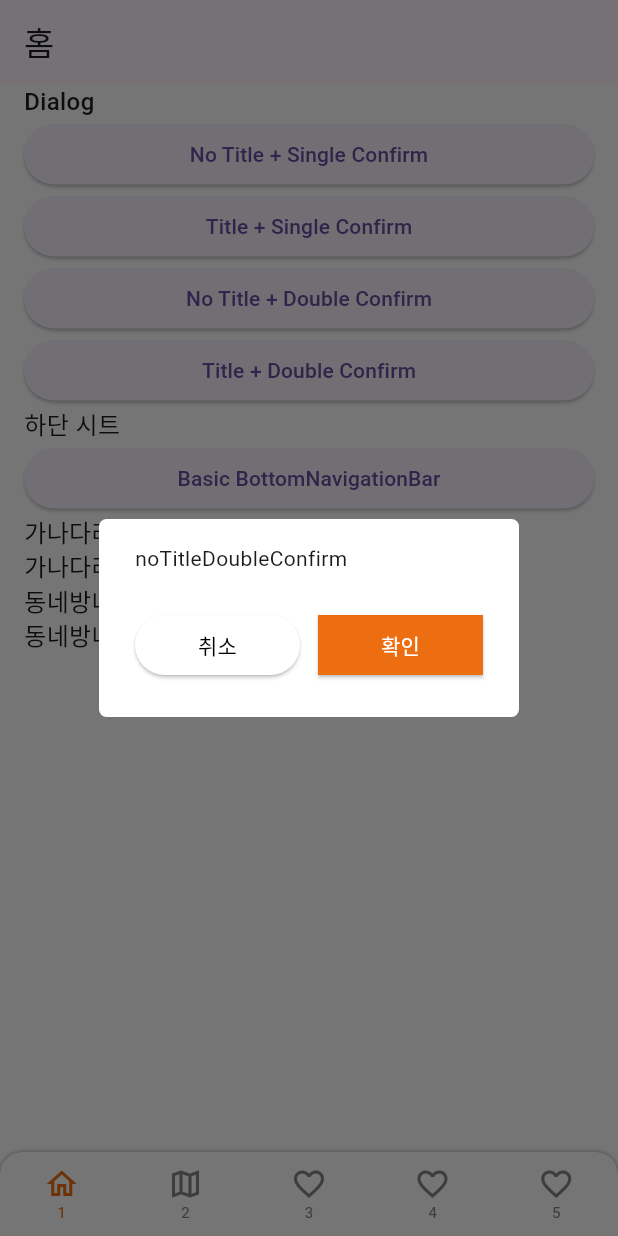
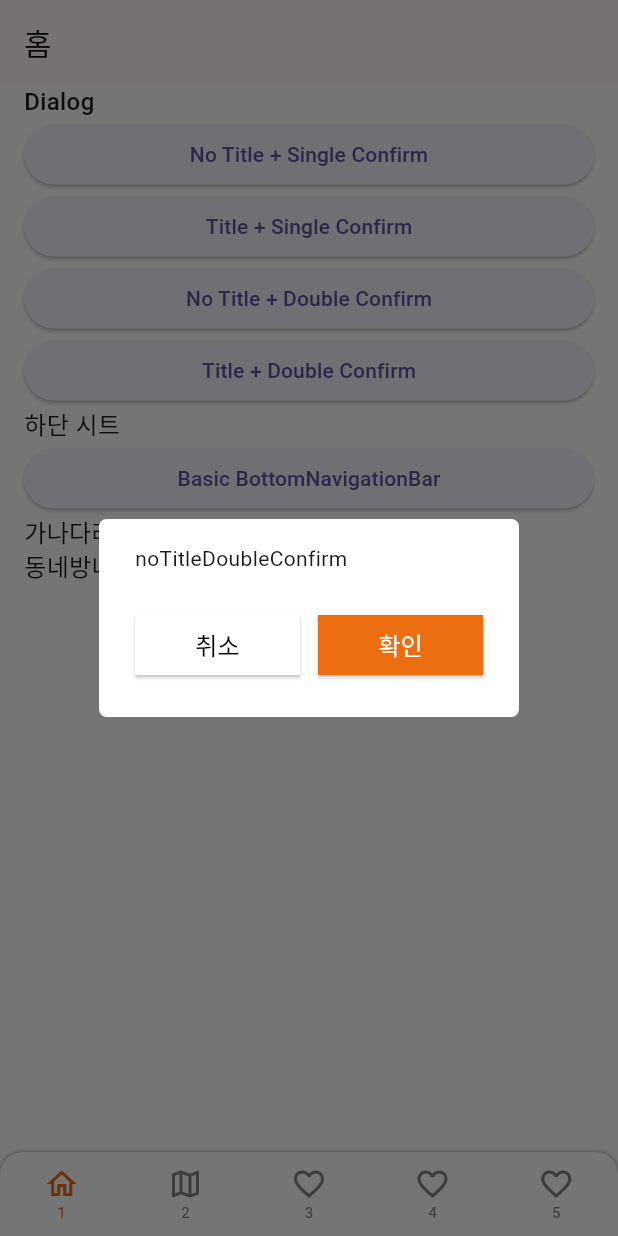
Before and after one commit to developerWoo-kim/app_template, a Flutter app: the screen it shows after launch, after a tap on "No Title + Double Confirm", on a phone screen of 412 x 824 dp. Run offline on Flutter 3.47's test engine with Material 3 defaults, Android fonts, the phone set to English and light mode, and no system bars; our stand-ins replace flutter_riverpod; Roboto replaces fonts that are missing (SpoqaHanSansNeo, SqoqaHanSans).

Commit message:
* 컴포넌트  - 텍스트 컴포넌트 추가   1) IOS, Android 별 폰트 사이즈 분기 로직 추가  - 바텀 네비게이션 추가

```diff
--- a/lib/common/component/button/basic_elevated_button.dart
+++ b/lib/common/component/button/basic_elevated_button.dart
@@ -1,12 +1,15 @@
 import 'package:app_template/common/component/button/enum/round_degree.dart';
+import 'package:app_template/common/component/text/body_text.dart';
 import 'package:app_template/common/const/colors.dart';
 import 'package:flutter/material.dart';
 
 class BasicElevatedButton extends StatelessWidget {
   final String title;
+  final RoundDegree? roundDegree;
   final VoidCallback callback;
   const BasicElevatedButton({
     required this.title,
+    this.roundDegree,
     required this.callback,
     super.key
   });
@@ -15,18 +18,17 @@ class BasicElevatedButton extends StatelessWidget {
   Widget build(BuildContext context) {
     return ElevatedButton(
         style: ElevatedButton.styleFrom(
-          backgroundColor: Colors.white,
-          foregroundColor: BODY_TEXT_COLOR4,
+          backgroundColor: PRIMARY_COLOR_04,
           shape: RoundedRectangleBorder(
-            borderRadius: BorderRadius.circular(RoundDegree.HIGH.value),
+            borderRadius: BorderRadius.circular(roundDegree != null ? roundDegree!.value : RoundDegree.NONE.value),
           ),
         ),
         onPressed: callback,
-        child: Text(
-          title,
-          style: TextStyle(
-              color: Colors.black
-          ),
+        child: BodyText(
+          title: title,
+          textSize: BodyTextSize.MEDIUM,
+          color: BODY_TEXT_COLOR_02,
+          fontWeight: FontWeight.w500,
         )
     );
   }
--- a/lib/common/component/button/primary_elevated_button.dart
+++ b/lib/common/component/button/primary_elevated_button.dart
@@ -1,4 +1,5 @@
 import 'package:app_template/common/component/button/enum/round_degree.dart';
+import 'package:app_template/common/component/text/body_text.dart';
 import 'package:app_template/common/const/colors.dart';
 import 'package:flutter/material.dart';
 
@@ -18,17 +19,17 @@ class PrimaryElevatedButton extends StatelessWidget {
   Widget build(BuildContext context) {
     return ElevatedButton(
         style: ElevatedButton.styleFrom(
-            backgroundColor: PRIMARY_COLOR,
+            backgroundColor: PRIMARY_COLOR_01,
             shape: RoundedRectangleBorder(
               borderRadius: BorderRadius.circular(roundDegree != null ? roundDegree!.value : RoundDegree.NONE.value),
             )
         ),
         onPressed: callback,
-        child: Text(
-          title,
-          style: TextStyle(
-              color: Colors.white
-          ),
+        child: BodyText(
+          title: title,
+          textSize: BodyTextSize.MEDIUM,
+          color: BODY_TEXT_COLOR_03,
+          fontWeight: FontWeight.w500,
         )
     );
   }
--- /dev/null
+++ b/lib/common/component/modal/modal_bottom_sheet.dart
@@ -0,0 +1,15 @@
+import 'package:flutter/material.dart';
+
+class ModalBottomSheet extends StatefulWidget {
+  const ModalBottomSheet({super.key});
+
+  @override
+  State<ModalBottomSheet> createState() => _ModalBottomSheetState();
+}
+
+class _ModalBottomSheetState extends State<ModalBottomSheet> {
+  @override
+  Widget build(BuildContext context) {
+    return const Placeholder();
+  }
+}
--- /dev/null
+++ b/lib/common/component/text/body_text.dart
@@ -0,0 +1,40 @@
+import 'dart:io';
+
+import 'package:app_template/common/const/colors.dart';
+import 'package:flutter/material.dart';
+
+enum BodyTextSize {
+  REGULAR(14),
+  MEDIUM(16),
+  BOLD(18);
+
+  const BodyTextSize(this.value);
+  final double value;
+}
+
+/// 본문 텍스트
+class BodyText extends StatelessWidget {
+  final String title;
+  final BodyTextSize textSize;
+  Color? color;
+  FontWeight? fontWeight;
+
+  BodyText({
+    required this.title,
+    required this.textSize,
+    this.color,
+    this.fontWeight,
+    super.key
+  });
+
+  @override
+  Widget build(BuildContext context) {
+    return Text(title,
+      style: TextStyle(
+        fontSize: Platform.isIOS ? textSize.value + 1 : textSize.value,
+        color: color ?? BODY_TEXT_COLOR_02,
+        fontWeight: fontWeight ?? FontWeight.w400,
+      ),
+    );
+  }
+}
--- /dev/null
+++ b/lib/common/component/text/title_text.dart
@@ -0,0 +1,27 @@
+import 'package:app_template/common/const/colors.dart';
+import 'package:flutter/material.dart';
+
+/// 타이틀 텍스트
+class TitleText extends StatelessWidget {
+  final String title;
+  Color? color;
+  FontWeight? fontWeight;
+
+  TitleText({
+    required this.title,
+    this.color,
+    this.fontWeight,
+    super.key
+  });
+
+  @override
+  Widget build(BuildContext context) {
+    return Text(title,
+      style: TextStyle(
+        fontSize: 20,
+        color: color ?? BODY_TEXT_COLOR_02,
+        fontWeight: fontWeight ?? FontWeight.w400,
+      ),
+    );
+  }
+}
--- a/lib/common/const/colors.dart
+++ b/lib/common/const/colors.dart
@@ -1,20 +1,18 @@
 import 'dart:ui';
 
-const PRIMARY_COLOR = Color(0xFFED6D11);
-const PRIMARY_COLOR2 = Color(0xFFE18337);
+const PRIMARY_COLOR_01 = Color(0xFFED6D11);
+const PRIMARY_COLOR_02 = Color(0xFFE18337);
+const PRIMARY_COLOR_03 = Color(0xFF1F1F1F);
+const PRIMARY_COLOR_04 = Color(0xFFFFFFFF);
 
 // 글자 색상
-const BODY_TEXT_COLOR = Color(0xFF868686);
-const BODY_TEXT_COLOR2 = Color(0xFF646F73);
-const BODY_TEXT_COLOR3 = Color(0xFF232323);
-const BODY_TEXT_COLOR4 = Color(0xFF070709);
+const BODY_TEXT_COLOR_01 = Color(0xFF868686);
+const BODY_TEXT_COLOR_02 = Color(0xFF070709);
+const BODY_TEXT_COLOR_03 = Color(0xFFFFFFFF);
 
-
+const BODY_TEXT_COLOR_GREEN_01 = Color(0xFFC4FF19);
 
 const BODY_TEXT_COLOR5 = Color(0xFFF2F2F2);
-
-
-const BODY_TEXT_COLOR_GREEN_01 = Color(0xFFC4FF19);
 
 const WHITE_01 = Color(0xFFFFFFFF);
 
--- a/lib/common/utils/app_bar_util.dart
+++ b/lib/common/utils/app_bar_util.dart
@@ -1,6 +1,8 @@
 import 'package:app_template/common/const/colors.dart';
 import 'package:flutter/cupertino.dart';
 import 'package:flutter/material.dart';
+
+import '../component/text/title_text.dart';
 
 enum AppBarType {
   TEXT_TITLE,
@@ -21,7 +23,7 @@ class AppBarUtil {
     switch (type) {
       case AppBarType.TEXT_TITLE:
         return AppBar(
-          title: Text(title!),
+          title: TitleText(title: title!),
         );
       case AppBarType.MAP_TAB_BAR:
         return AppBar(
--- a/lib/common/utils/dialog_util.dart
+++ b/lib/common/utils/dialog_util.dart
@@ -25,7 +25,7 @@ class DialogUtil {
               style: TextStyle(
                   fontWeight: FontWeight.w500,
                   fontSize: 17,
-                  color: BODY_TEXT_COLOR4
+                  color: BODY_TEXT_COLOR_02
               ),
             ),
           )
--- a/lib/common/view/root_tab.dart
+++ b/lib/common/view/root_tab.dart
@@ -120,8 +120,8 @@ class _RootTabState extends State<RootTab> with TickerProviderStateMixin {
           ),
           child: BottomNavigationBar(
             backgroundColor: Colors.white,
-            selectedItemColor: PRIMARY_COLOR,
-            unselectedItemColor: BODY_TEXT_COLOR,
+            selectedItemColor: PRIMARY_COLOR_01,
+            unselectedItemColor: BODY_TEXT_COLOR_01,
             selectedFontSize: 10,
             unselectedFontSize: 10,
             type: BottomNavigationBarType.fixed, // 디폴트 : shifting -> 탭 메뉴를 클릭할 때 마다 선택된 메뉴가 확대됨
--- a/lib/main.dart
+++ b/lib/main.dart
@@ -7,7 +7,7 @@ void main() {
       ProviderScope(
         child: MaterialApp(
           theme: ThemeData(
-            fontFamily: 'SqoqaHanSans'
+            fontFamily: 'SpoqaHanSansNeo'
           ),
           home: const RootTab(),
           debugShowCheckedModeBanner: false,
--- a/lib/template/bottom_navigation_bar/bottom_navigation_bar_screen.dart
+++ b/lib/template/bottom_navigation_bar/bottom_navigation_bar_screen.dart
@@ -1,6 +1,7 @@
 import 'package:app_template/common/component/bottom_navigation/basic_bottom_navigation_bar.dart';
 import 'package:app_template/common/component/button/enum/round_degree.dart';
 import 'package:app_template/common/component/button/primary_elevated_button.dart';
+import 'package:app_template/common/component/text/body_text.dart';
 import 'package:app_template/common/const/colors.dart';
 import 'package:app_template/common/layout/default_layout.dart';
 import 'package:app_template/common/utils/app_bar_util.dart';
@@ -18,12 +19,12 @@ class BottomNavigationBarScreen extends StatelessWidget {
         content: Column(
           children: [
             Padding(
-              padding: EdgeInsets.symmetric(horizontal: 16.0),
+              padding: EdgeInsets.only(left: 16.0, right: 16.0, bottom: 16.0),
               child: Row(
                 mainAxisAlignment: MainAxisAlignment.spaceBetween,
                 children: [
-                  Text('111'),
-                  Text('111', style: TextStyle(fontSize: 16, fontWeight: FontWeight.w500),),
+                  BodyText(title: '총 주문금액', textSize: BodyTextSize.MEDIUM,color: BODY_TEXT_COLOR_03,),
+                  BodyText(title: '260,000원', textSize: BodyTextSize.BOLD,color: BODY_TEXT_COLOR_GREEN_01, fontWeight: FontWeight.w500,),
                 ],
               ),
             ),
@@ -31,7 +32,7 @@ class BottomNavigationBarScreen extends StatelessWidget {
               children: [
                 Expanded(
                   child: PrimaryElevatedButton(
-                    title: '버튼',
+                    title: '주문하기',
                     roundDegree: RoundDegree.HIGH,
                     callback: (){},
                   )
--- a/lib/template_guide_screen.dart
+++ b/lib/template_guide_screen.dart
@@ -100,9 +100,7 @@ class TemplateGuideScreen extends StatelessWidget {
             ],
           ),
           Row(mainAxisAlignment: MainAxisAlignment.start, children: [Text('가나다라마바사아자차카타파하',style: TextStyle(fontSize: 16.0,fontWeight: FontWeight.w500),),],),
-          Row(mainAxisAlignment: MainAxisAlignment.start, children: [Text('가나다라마바사아자차카타파하',style: TextStyle(fontFamily: 'SqoqaHanSans', fontSize: 16.0,fontWeight: FontWeight.w500),),],),
           Row(mainAxisAlignment: MainAxisAlignment.start, children: [Text('동네방네',style: TextStyle(fontSize: 16.0,fontWeight: FontWeight.w500),),],),
-          Row(mainAxisAlignment: MainAxisAlignment.start, children: [Text('동네방네',style: TextStyle(fontFamily: 'SqoqaHanSans',fontSize: 16.0,fontWeight: FontWeight.w500),),],),
         ],
       ),
     );
```
